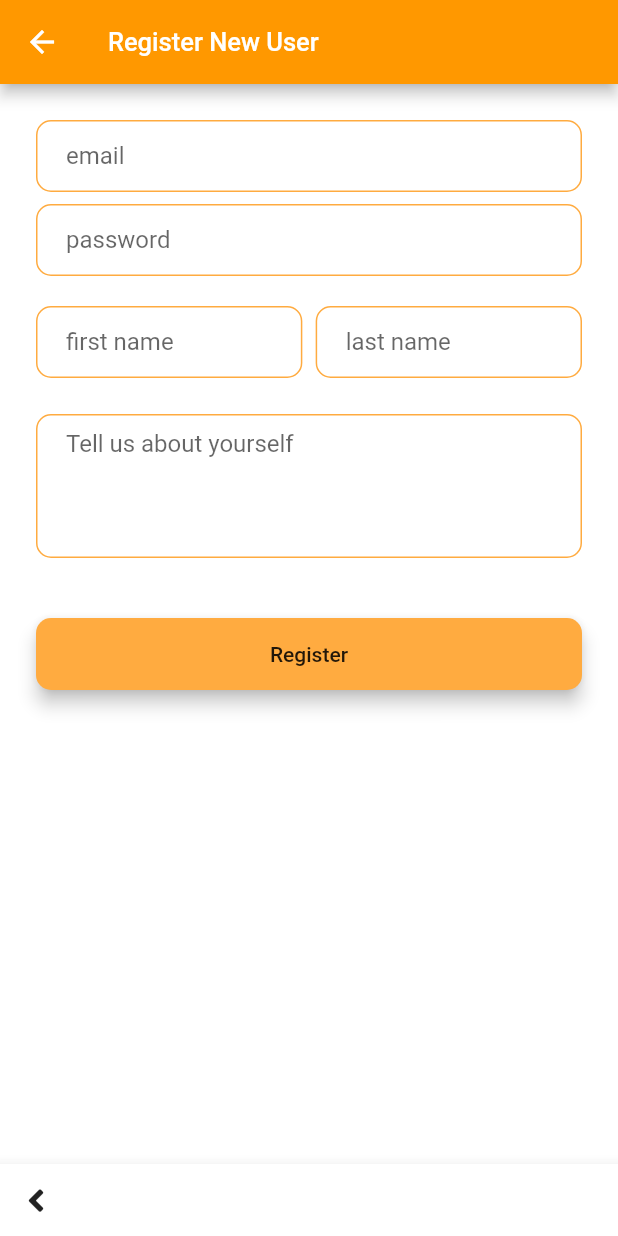
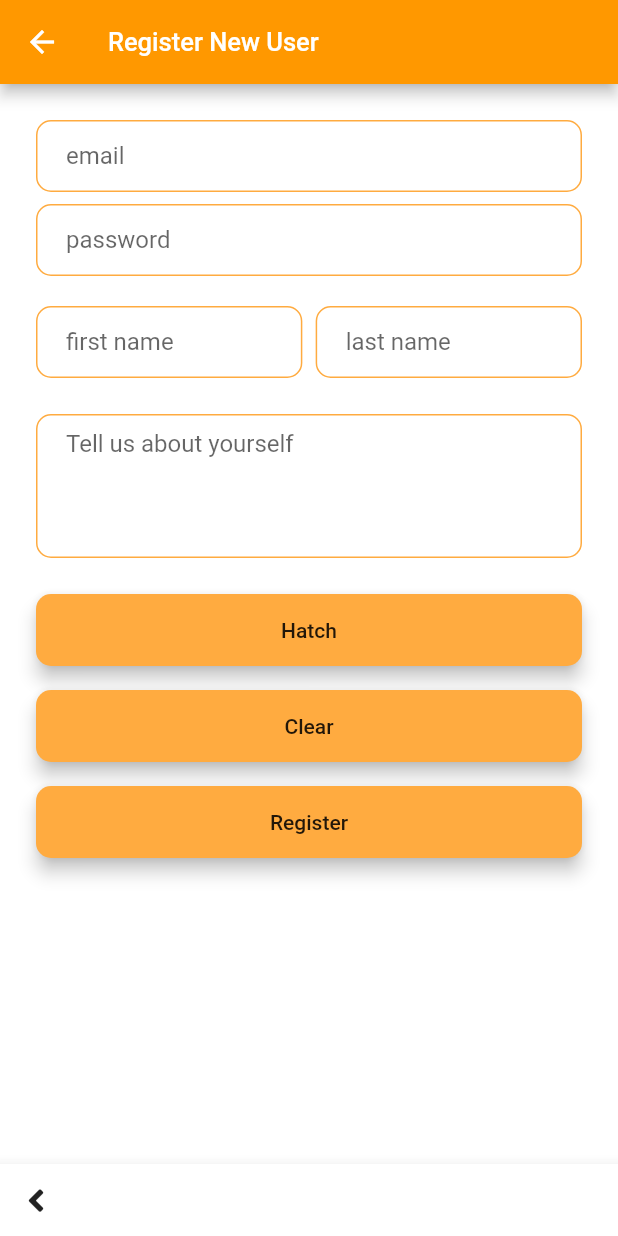
Before and after one commit to JimmySoftLLC/my_flutter_tutorial, a Flutter app: the MyRegisterPage screen opened by its route, on a phone screen of 412 x 824 dp. Run offline on Flutter 3.47's test engine with Material 2 defaults, Android fonts, the phone set to English and light mode, and no system bars; our stand-ins replace font_awesome_flutter.

Commit message:
Adjusted for demo

```diff
--- a/lib/model/context_example.dart
+++ b/lib/model/context_example.dart
@@ -8,9 +8,9 @@ void updateSomeData( context) async {
   Developer myDeveloper;
   int index;
   index = myDevelopers.length-1;
-  String firstName = returnRandomString(firstNames);
-  String lastName = returnRandomString(lastNames);
-  String bio = returnRandomString(bios);
+  String firstName = returnRandomString(firstNamesData);
+  String lastName = returnRandomString(lastNamesData);
+  String bio = returnRandomString(biosData);
   myDeveloper = new Developer(firstName + '.' + lastName + '@anywhere.com', '1234', firstName, lastName, bio,index);
   myDevelopers.add(myDeveloper);
   Route _createRoute() {
--- a/lib/model/developer.dart
+++ b/lib/model/developer.dart
@@ -19,9 +19,9 @@ class Developer {
 var myDevelopers =[];
 int myLastSelectedDeveloper;
 
-var firstNames = ["Jim","Jill","Tim","Dan","Sally","Jackie","Sam","Joe","George","Zac","Mary","Julie","Erica","Shelly","Ruth","Isabella","Amelia","Olivia","Harper","Noah","Liam","Eric","Troy","Elijah","Lucas","Jackson","Matthew","Sebastian","Wyatt","Owen"];
-var lastNames = ["Smith","Johnson","Williams","Garcia","Miller","Gonzalez","Lopez","Moore","Thompson","Lewis","Wright","King","Baker","Mitchell","Flores","Allen","Roberts","Bailey","Sanchez","Cohen","Beckett","Goldstien","Channing","Dixon","Easton","Gibbs","Griffin","Hendrix","Hutton","Lennon"];
-var bios = ["Lead programmer with a track record of incorporating user and business requirements into cost-effective, secure and user-friendly solutions known for scalability and durability.",
+var firstNamesData = ["Jim","Jill","Tim","Dan","Sally","Jackie","Sam","Joe","George","Zac","Mary","Julie","Erica","Shelly","Ruth","Isabella","Amelia","Olivia","Harper","Noah","Liam","Eric","Troy","Elijah","Lucas","Jackson","Matthew","Sebastian","Wyatt","Owen"];
+var lastNamesData = ["Smith","Johnson","Williams","Garcia","Miller","Gonzalez","Lopez","Moore","Thompson","Lewis","Wright","King","Baker","Mitchell","Flores","Allen","Roberts","Bailey","Sanchez","Cohen","Beckett","Goldstien","Channing","Dixon","Easton","Gibbs","Griffin","Hendrix","Hutton","Lennon"];
+var biosData = ["Lead programmer with a track record of incorporating user and business requirements into cost-effective, secure and user-friendly solutions known for scalability and durability.",
   "Experience designing, developing, deploying and maintaining large scale software and distributed systems, utilizing various AWS tools and services.",
   "Software Engineer with an interest in making a difference in the technological field. Tech stack includes Java, JavaScript, C++, PHP, Python, React and Angular",
   "I care about creating value and learning. I like to help my organization get better at translating effort into customer value.",
--- a/lib/view/register_page.dart
+++ b/lib/view/register_page.dart
@@ -2,6 +2,7 @@ import 'package:flutter/material.dart';
 import 'package:my_flutter_tutorial/view/home_page.dart';
 import 'package:font_awesome_flutter/font_awesome_flutter.dart';
 import 'package:my_flutter_tutorial/model/developer.dart';
+import 'package:my_flutter_tutorial/model/context_example.dart';
 
 class MyRegisterPage extends StatefulWidget {
   static const String id ='/MyRegisterPage';
@@ -24,7 +25,7 @@ class _MyRegisterPageState extends State<MyRegisterPage> {
       });
     }else{
       setState(() {
-        myText = 'Registering user please wait.';
+        myText = 'Registering developer please wait.';
       });
       Developer myDeveloper;
       int index;
@@ -33,6 +34,26 @@ class _MyRegisterPageState extends State<MyRegisterPage> {
       myDevelopers.add(myDeveloper);
       Navigator.pushReplacementNamed(context, MyHomePage.id);
     }
+  }
+
+  void hatchDeveloper() {
+    setState(() {
+      firstName = returnRandomString(firstNamesData);
+      lastName = returnRandomString(lastNamesData);
+      bio = returnRandomString(biosData);
+      email = firstName + '.' + lastName + '@anywhere.com';
+      password = firstName + '1234';
+    });
+  }
+
+  void clearDeveloper() {
+    setState(() {
+      email = '';
+      password = '';
+      firstName = '';
+      lastName = '';
+      bio = '';
+    });
   }
 
   @override
@@ -82,7 +103,7 @@ class _MyRegisterPageState extends State<MyRegisterPage> {
                 height: 24.0,
               ),
               TextField(
-                //controller: TextEditingController()..text = '',
+                controller: TextEditingController()..text = email,
                 onChanged: (value) {
                   email = value;
                 },
@@ -109,7 +130,7 @@ class _MyRegisterPageState extends State<MyRegisterPage> {
                 height: 8.0,
               ),
               TextField(
-                //controller: TextEditingController()..text = '',
+                controller: TextEditingController()..text = password,
                 onChanged: (value) {
                   password = value;
                 },
@@ -142,7 +163,7 @@ class _MyRegisterPageState extends State<MyRegisterPage> {
                   Expanded(
                     flex: 20,
                     child: TextField(
-                      //controller: TextEditingController()..text = 'flutter@anywhere.com',
+                      controller: TextEditingController()..text = firstName,
                       onChanged: (value) {
                         firstName = value;
                       },
@@ -175,7 +196,7 @@ class _MyRegisterPageState extends State<MyRegisterPage> {
                   Expanded(
                     flex: 20,
                     child: TextField(
-                      //controller: TextEditingController()..text = 'flutter@anywhere.com',
+                      controller: TextEditingController()..text = lastName,
                       onChanged: (value) {
                         lastName = value;
                       },
@@ -206,7 +227,7 @@ class _MyRegisterPageState extends State<MyRegisterPage> {
               ),
               TextField(
                 maxLines: 4,
-                //controller: TextEditingController()..text = '',
+                controller: TextEditingController()..text = bio,
                 onChanged: (value) {
                   bio = value;
                 },
@@ -231,6 +252,40 @@ class _MyRegisterPageState extends State<MyRegisterPage> {
               ),
               SizedBox(
                 height: 24.0,
+              ),
+              Padding(
+                padding: EdgeInsets.fromLTRB(0, 0, 0, 0),
+                child: Material(
+                  color: accentColor,
+                  borderRadius: BorderRadius.all(Radius.circular(myRadius)),
+                  elevation: 5.0,
+                  child: MaterialButton(
+                    onPressed: () {
+                      hatchDeveloper();
+                    },
+                    height: 42.0,
+                    child: Text(
+                      'Hatch',
+                    ),
+                  ),
+                ),
+              ),
+              Padding(
+                padding: EdgeInsets.fromLTRB(0, 16, 0, 0),
+                child: Material(
+                  color: accentColor,
+                  borderRadius: BorderRadius.all(Radius.circular(myRadius)),
+                  elevation: 5.0,
+                  child: MaterialButton(
+                    onPressed: () {
+                      clearDeveloper();
+                    },
+                    height: 42.0,
+                    child: Text(
+                      'Clear',
+                    ),
+                  ),
+                ),
               ),
               Padding(
                 padding: EdgeInsets.symmetric(vertical: 16.0),
--- a/lib/widgets/developer_cards.dart
+++ b/lib/widgets/developer_cards.dart
@@ -3,7 +3,7 @@ import 'package:font_awesome_flutter/font_awesome_flutter.dart';
 import 'package:my_flutter_tutorial/model/developer.dart';
 import 'package:my_flutter_tutorial/view/home_page.dart';
 
-const double developerCardHeight = 150;
+const double developerCardHeight = 110;
 
 List<DeveloperCard> updateDeveloperCards() {
   List<Widget> developerCards = <DeveloperCard>[];
@@ -77,6 +77,8 @@ class _DeveloperCardState extends State<DeveloperCard> {
                   ),
                   Text(
                     _bio,
+//                    maxLines: 3,
+//                    overflow: TextOverflow.ellipsis,
                   ),
                 ],
               ),
```
